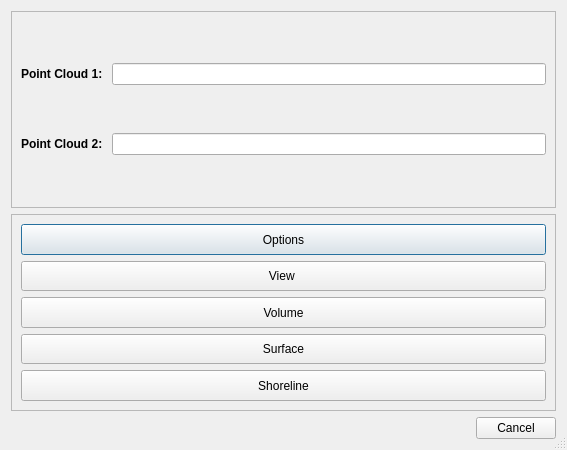
First picture: the form in plugins/qCMAT/ui/dlg.ui, repository SuzanaLucia/qCMAT, before the edit.
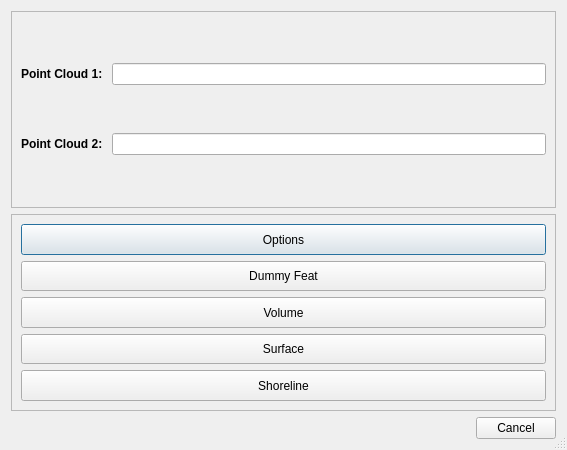
Second picture: the form after the edit.

Commit message: Dummy feature working

```diff
--- a/plugins/qCMAT/ui/dlg.ui
+++ b/plugins/qCMAT/ui/dlg.ui
@@ -119,7 +119,7 @@
          <string>Choose visualisation style for cloud points being processed.</string>
         </property>
         <property name="text">
-         <string>View </string>
+         <string>Dummy Feat</string>
         </property>
        </widget>
       </item>
```
Left out of the diff: 2 changed lines with no effect on the pictures. The commit also changes 101 other files.
